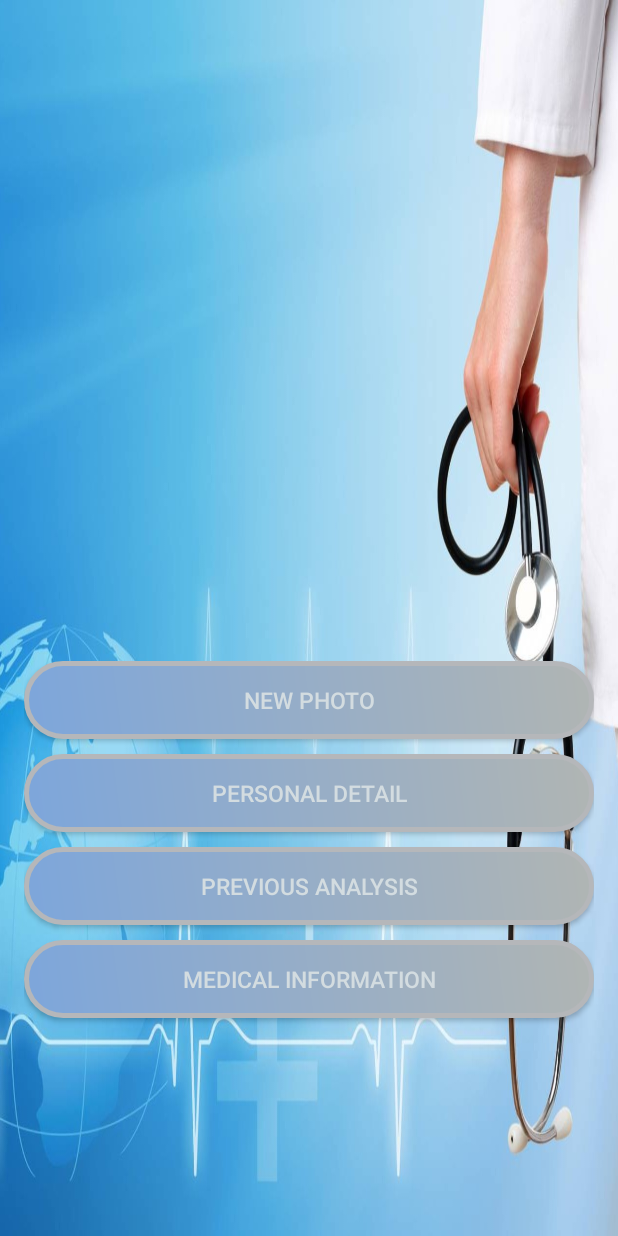
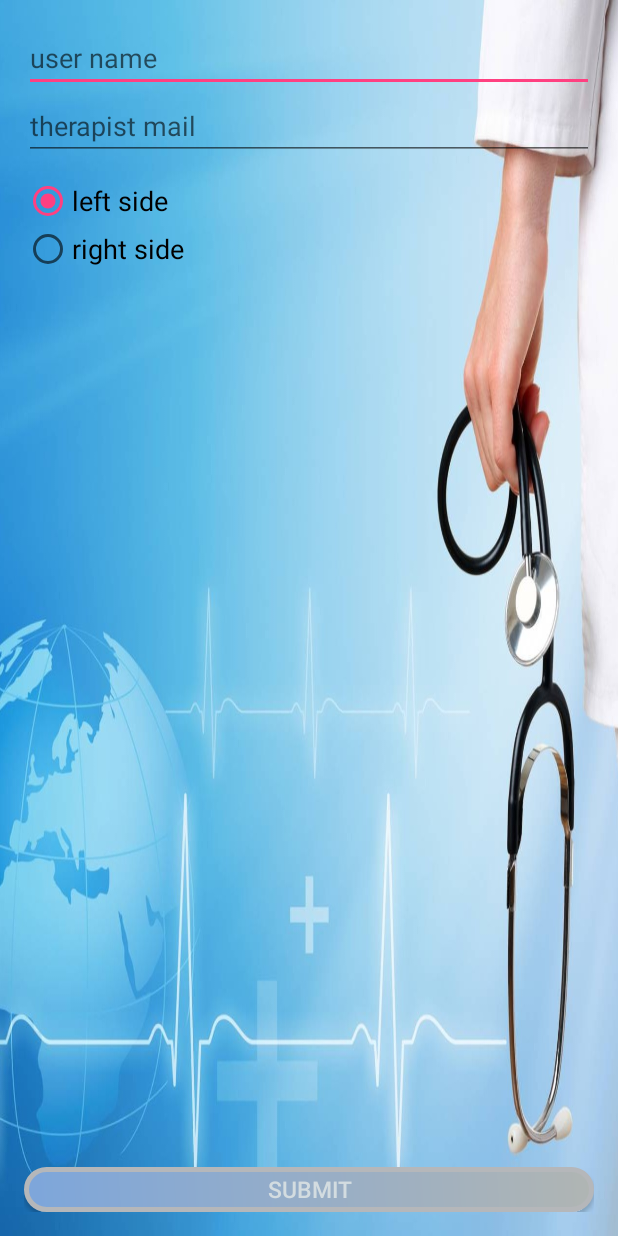
Before and after one commit to OBenzer/PhysoTrack, an Android app: the screen it shows after launch (MainActivity before the commit, PersonalDetails after it), on a phone screen of 412 x 824 dp. Run offline under Robolectric (Android 15) with nearby library versions, the phone set to English and light mode, and no system bars.

Commit message:
personal details showing only first time + details are in the edittext

```diff
--- a/app/src/main/java/edu/sce/tom/physotrack/PersonalDetails.java
+++ b/app/src/main/java/edu/sce/tom/physotrack/PersonalDetails.java
@@ -1,9 +1,11 @@
 package edu.sce.tom.physotrack;
 
 import android.content.Context;
+import android.content.Intent;
 import android.content.SharedPreferences;
 import android.os.Bundle;
 import android.support.v7.app.AppCompatActivity;
+import android.text.TextUtils;
 import android.view.View;
 import android.widget.EditText;
 import android.widget.RadioButton;
@@ -13,22 +15,53 @@ public class PersonalDetails extends AppCompatActivity {
 
     SharedPreferences userD;
     SharedPreferences.Editor editor;
+    EditText name, therapistMail;
+    RadioButton left, right;
+    String strUserName, strTherapistMail, strSelectedSide;
 
     @Override
     protected void onCreate(Bundle savedInstanceState) {
         super.onCreate(savedInstanceState);
         setContentView(R.layout.activity_personal_details);
         userD = getSharedPreferences(MainActivity.USER_DETAILS_SP_FILE, Context.MODE_PRIVATE);
-        editor=userD.edit();
+        editor = userD.edit();
+        name = (EditText) findViewById(R.id.txt_username);
+        therapistMail = (EditText) findViewById(R.id.txt_therapist_mail);
+        left = (RadioButton) findViewById(R.id.radio_left);
+        right = (RadioButton) findViewById(R.id.radio_right);
+
+
+        init();
+    }
+
+    private void init() {
+        strUserName = userD.getString(MainActivity.USER_NAME, "");
+        name.setText(strUserName);
+        strTherapistMail = userD.getString(MainActivity.THERAPIST_MAIL, "");
+        therapistMail.setText(strTherapistMail);
+        strSelectedSide = userD.getString(MainActivity.SIDE, "");
+        if (strSelectedSide.equalsIgnoreCase("Left")) {
+            left.setChecked(true);
+        } else if (strSelectedSide.equalsIgnoreCase("Right")) {
+            right.setChecked(true);
+        }
+
+
     }
 
     public void SubmitClicked(View view) {
 
-        String SideSelected = "";
-        RadioButton left = (RadioButton) findViewById(R.id.radio_left);
+        String SideSelected;
+
         EditText user_name = (EditText) findViewById(R.id.txt_username);
         EditText therapist_mail = (EditText) findViewById(R.id.txt_therapist_mail);
+        String strUserName = name.getText().toString();
 
+        //check if name was entered
+        if (TextUtils.isEmpty(strUserName)) {
+            name.setError(getString(R.string.name_request_personal_details));
+            return;
+        }
         if (left.isChecked()) {
             SideSelected = "Left";
         } else {
@@ -37,18 +70,19 @@ public class PersonalDetails extends AppCompatActivity {
 
 
         // Enter All Information to DB
-        saveData(user_name.getText().toString(),SideSelected,therapist_mail.getText().toString());
+        saveData(user_name.getText().toString(), SideSelected, therapist_mail.getText().toString());
 
     }
 
-    private void saveData(String userName,String side,String therapistMail) {
-        editor.putString(MainActivity.USER_NAME,userName);
-        editor.putString(MainActivity.SIDE,side);
-        editor.putString(MainActivity.THERAPIST_MAIL,therapistMail);
+    private void saveData(String userName, String side, String therapistMail) {
+        editor.putString(MainActivity.USER_NAME, userName);
+        editor.putString(MainActivity.SIDE, side);
+        editor.putString(MainActivity.THERAPIST_MAIL, therapistMail);
         editor.commit();
         Toast.makeText(this, "Details entered successfully!", Toast.LENGTH_SHORT).show();
+        Intent intent = new Intent(this, MainActivity.class);
+        startActivity(intent);
         finish();
-
     }
 
 
--- a/app/src/main/java/edu/sce/tom/physotrack/Splash.java
+++ b/app/src/main/java/edu/sce/tom/physotrack/Splash.java
@@ -1,6 +1,7 @@
 package edu.sce.tom.physotrack;
 
 import android.content.Intent;
+import android.content.SharedPreferences;
 import android.os.Bundle;
 import android.support.v7.app.AppCompatActivity;
 
@@ -10,11 +11,22 @@ public class Splash extends AppCompatActivity {
 
     @Override
     protected void onCreate(Bundle savedInstanceState) {
+        SharedPreferences settings = getSharedPreferences(MainActivity.USER_DETAILS_SP_FILE, 0);
+        SharedPreferences.Editor editor = settings.edit();
+        boolean firstUse = settings.getBoolean("firstUse", true);
+        Intent intent;
+        if (firstUse) {
+            intent = new Intent(this, PersonalDetails.class);
+            editor.putBoolean("firstUse", false);
+            editor.apply();
+        } else {
+            intent = new Intent(this, MainActivity.class);
+        }
 
-        Intent intent = new Intent(this, MainActivity.class);
+
         startActivity(intent);
         super.onCreate(savedInstanceState);
-       try {
+        try {
 
             sleep(4000);
 
--- a/app/src/main/res/values/strings.xml
+++ b/app/src/main/res/values/strings.xml
@@ -25,4 +25,5 @@
     <string name="New_Session_rabbit_btn">rabbit</string>
     <string name="New_Session_eyebrow_lifts_btn">eyebrow lifts</string>
     <string name="PreviousAnalysis_send_therapist_btn">send therapist</string>
+    <string name="name_request_personal_details">Please enter your name</string>
 </resources>
```
